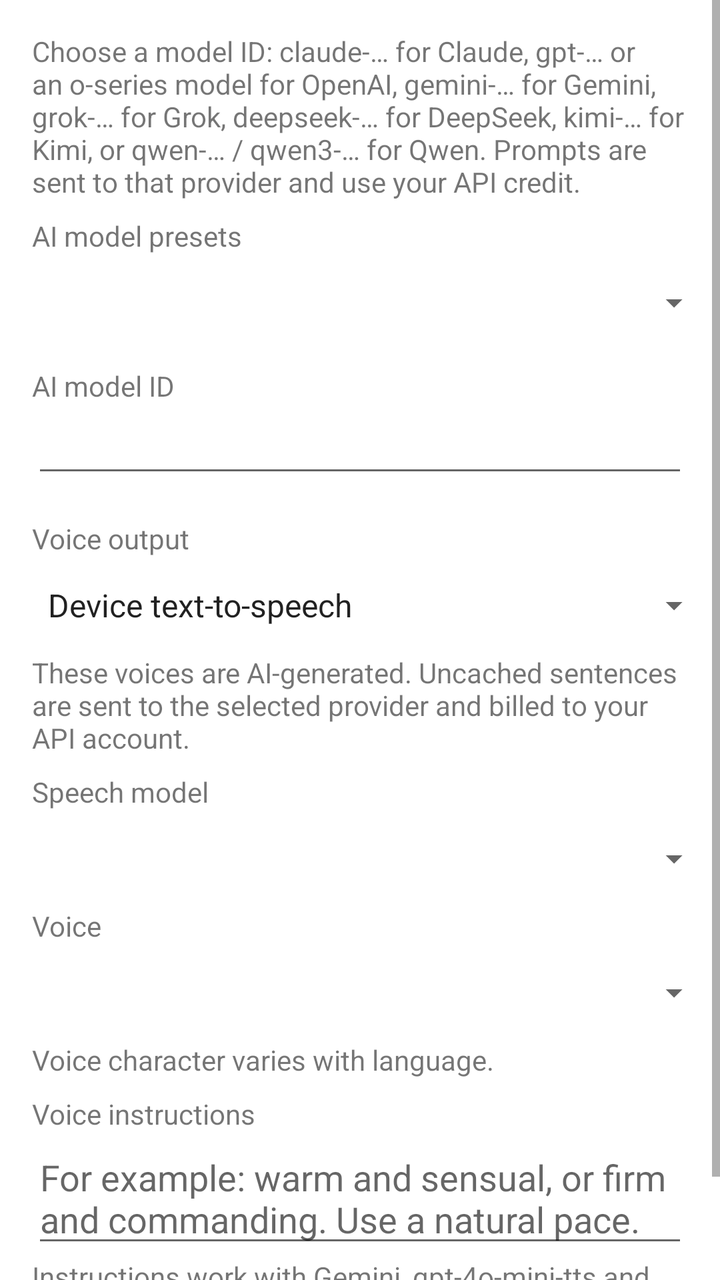
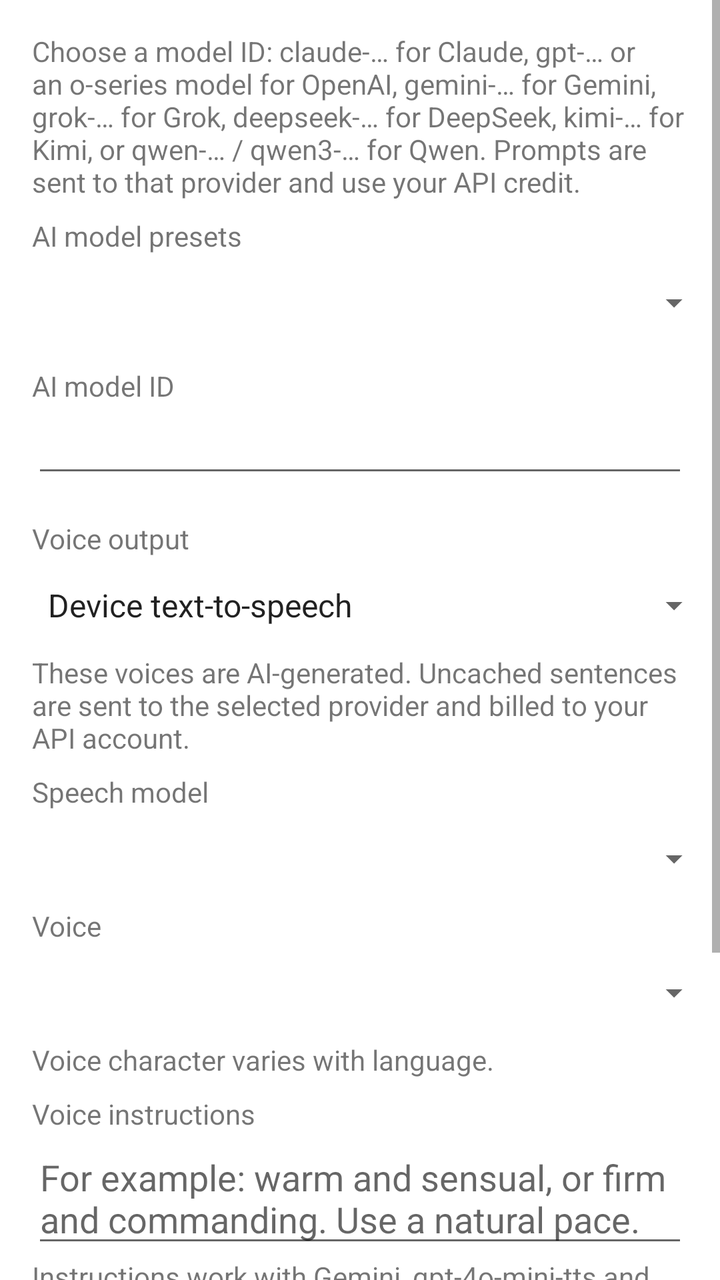

Screens rendered from an Android XML layout before and after an edit, with the pre-edit source and the edit as a unified diff.
<!-- AndroidManifest.xml: application theme Theme.MyMeditation -->
<!-- res/layout/dialog_ai_settings.xml -->
<?xml version="1.0" encoding="utf-8"?>
<ScrollView xmlns:android="http://schemas.android.com/apk/res/android"
    android:layout_width="match_parent"
    android:layout_height="wrap_content">
<LinearLayout
    android:layout_width="match_parent"
    android:layout_height="wrap_content"
    android:orientation="vertical"
    android:padding="@dimen/activity_horizontal_margin">

    <TextView
        android:layout_width="match_parent"
        android:layout_height="wrap_content"
        android:text="@string/ai_settings_description" />

    <TextView
        android:layout_width="match_parent"
        android:layout_height="wrap_content"
        android:layout_marginTop="@dimen/activity_heading_margin"
        android:labelFor="@id/spinnerAiModelPreset"
        android:text="@string/ai_model_presets_label" />
    <Spinner
                style="@style/Widget.MyMeditation.CompactSpinner"
        android:id="@+id/spinnerAiModelPreset"
        android:layout_width="match_parent"
        android:layout_height="48dp" />

    <TextView
        android:layout_width="match_parent"
        android:layout_height="wrap_content"
        android:layout_marginTop="@dimen/activity_heading_margin"
        android:labelFor="@id/editTextAiModel"
        android:text="@string/ai_model_hint" />

    <EditText
        android:id="@+id/editTextAiModel"
        android:layout_width="match_parent"
        android:layout_height="wrap_content"
        android:importantForAutofill="no"
        android:inputType="textNoSuggestions"
        android:singleLine="true" />

    <TextView
        android:layout_width="match_parent"
        android:layout_height="wrap_content"
        android:layout_marginTop="@dimen/activity_vertical_margin"
        android:labelFor="@id/spinnerSpeechBackend"
        android:text="@string/speech_output_label" />
    <Spinner
                style="@style/Widget.MyMeditation.CompactSpinner"
        android:id="@+id/spinnerSpeechBackend"
        android:layout_width="match_parent"
        android:layout_height="48dp"
        android:entries="@array/speech_backend_options" />
    <LinearLayout
        android:id="@+id/openAiSpeechSettings"
        android:layout_width="match_parent"
        android:layout_height="wrap_content"
        android:orientation="vertical">
        <TextView
            android:layout_width="match_parent"
            android:layout_height="wrap_content"
            android:text="@string/speech_notice" />
        <TextView
            android:layout_width="match_parent"
            android:layout_height="wrap_content"
            android:layout_marginTop="@dimen/activity_heading_margin"
            android:labelFor="@id/spinnerSpeechModel"
            android:text="@string/speech_model_label" />
        <Spinner
                style="@style/Widget.MyMeditation.CompactSpinner"
            android:id="@+id/spinnerSpeechModel"
            android:layout_width="match_parent"
            android:layout_height="48dp" />
        <TextView
            android:layout_width="match_parent"
            android:layout_height="wrap_content"
            android:labelFor="@id/spinnerSpeechVoice"
            android:text="@string/speech_voice_label" />
        <Spinner
                style="@style/Widget.MyMeditation.CompactSpinner"
            android:id="@+id/spinnerSpeechVoice"
            android:layout_width="match_parent"
            android:layout_height="48dp" />
        <LinearLayout
            android:id="@+id/elevenVoiceButtons"
            android:layout_width="match_parent"
            android:layout_height="wrap_content"
            android:orientation="horizontal"
            android:visibility="gone">
            <Button
                android:id="@+id/buttonAddVoice"
                android:layout_width="0dp"
                android:layout_height="wrap_content"
                android:layout_weight="1"
                android:layout_marginEnd="@dimen/activity_heading_margin"
                android:paddingStart="8dp"
                android:paddingEnd="8dp"
                android:singleLine="true"
                android:textAllCaps="false"
                android:text="@string/button_add_voice" />
            <Button
                android:id="@+id/buttonEditVoice"
                android:layout_width="0dp"
                android:layout_height="wrap_content"
                android:layout_weight="1"
                android:paddingStart="8dp"
                android:paddingEnd="8dp"
                android:singleLine="true"
                android:textAllCaps="false"
                android:text="@string/button_edit_voice" />
        </LinearLayout>
        <TextView
            android:layout_width="match_parent"
            android:layout_height="wrap_content"
            android:text="@string/speech_voice_hint" />
        <TextView
            android:layout_width="match_parent"
            android:layout_height="wrap_content"
            android:layout_marginTop="@dimen/activity_heading_margin"
            android:labelFor="@id/editTextSpeechStyle"
            android:text="@string/speech_style_label" />
        <EditText
            android:id="@+id/editTextSpeechStyle"
            android:layout_width="match_parent"
            android:layout_height="wrap_content"
            android:hint="@string/speech_style_hint"
            android:inputType="textMultiLine|textCapSentences"
            android:importantForAutofill="no"
            android:minLines="2"
            android:gravity="top" />
        <TextView
            android:layout_width="match_parent"
            android:layout_height="wrap_content"
            android:text="@string/speech_style_note" />
    </LinearLayout>
</LinearLayout>
</ScrollView>
<!-- resources referenced by this layout -->
<resources>
  <string-array name="speech_backend_options">
          <item>Device text-to-speech</item>
          <item>OpenAI speech</item>
          <item>Gemini speech</item>
          <item>Qwen TTS (international)</item>
          <item>ElevenLabs speech</item>
      </string-array>
  <dimen name="activity_heading_margin">8dp</dimen>
  <dimen name="activity_horizontal_margin">16dp</dimen>
  <dimen name="activity_vertical_margin">16dp</dimen>
  <string name="ai_model_hint">AI model ID</string>
  <string name="ai_model_presets_label">AI model presets</string>
  <string name="ai_settings_description">Choose a model ID: claude-… for Claude, gpt-… or an o-series model for OpenAI, gemini-… for Gemini, grok-… for Grok, deepseek-… for DeepSeek, kimi-… for Kimi, or qwen-… / qwen3-… for Qwen. Prompts are sent to that provider and use your API credit.</string>
  <string name="button_add_voice">Add voice</string>
  <string name="button_edit_voice">Edit</string>
  <string name="speech_model_label">Speech model</string>
  <string name="speech_notice">These voices are AI-generated. Uncached sentences are sent to the selected provider and billed to your API account.</string>
  <string name="speech_output_label">Voice output</string>
  <string name="speech_style_hint">For example: warm and sensual, or firm and commanding. Use a natural pace.</string>
  <string name="speech_style_label">Voice instructions</string>
  <string name="speech_style_note">Instructions work with Gemini, gpt-4o-mini-tts and Qwen instruct. ElevenLabs, standard Qwen and tts-1 models ignore them.</string>
  <string name="speech_voice_hint">Voice character varies with language.</string>
  <string name="speech_voice_label">Voice</string>
  <style name="Widget.MyMeditation.CompactSpinner" parent="Widget.AppCompat.Spinner">
          <item name="android:background">@drawable/compact_spinner_background</item>
          <item name="android:paddingStart">0dp</item>
          <item name="android:paddingEnd">16dp</item>
          <item name="android:paddingTop">0dp</item>
          <item name="android:paddingBottom">0dp</item>
      </style>
  <style name="Theme.MyMeditation" parent="Theme.MaterialComponents.DayNight.DarkActionBar">
          
          <item name="colorPrimary">@color/purple_500</item>
          <item name="colorPrimaryVariant">@color/purple_700</item>
          <item name="colorOnPrimary">@color/white</item>
          
          <item name="colorSecondary">@color/teal_200</item>
          <item name="colorSecondaryVariant">@color/teal_700</item>
          <item name="colorOnSecondary">@color/black</item>
          
          <item name="android:statusBarColor">?attr/colorPrimaryVariant</item>
          
      </style>
  <!-- drawable compact_spinner_background (drawable) -->
  <layer-list xmlns:android="http://schemas.android.com/apk/res/android">
      <item android:drawable="?attr/selectableItemBackground" />
      <item android:drawable="@drawable/compact_spinner_arrow"
          android:width="10dp" android:height="10dp"
          android:gravity="end|center_vertical" android:end="2dp" />
  </layer-list>
  <color name="purple_500">#FF6200EE</color>
  <color name="purple_700">#FF3700B3</color>
  <color name="white">#FFFFFFFF</color>
  <color name="teal_200">#FF03DAC5</color>
  <color name="teal_700">#FF018786</color>
  <color name="black">#FF000000</color>
  <!-- drawable compact_spinner_arrow (drawable) -->
  <vector xmlns:android="http://schemas.android.com/apk/res/android"
      android:width="10dp" android:height="10dp"
      android:viewportWidth="12" android:viewportHeight="12">
      <path android:fillColor="?attr/colorControlNormal" android:pathData="M1,4 L6,9 L11,4 Z" />
  </vector>
</resources>

<!-- the commit's change to res/layout/dialog_ai_settings.xml (unified diff, before → after) -->
@@ -134,5 +134,22 @@
             android:layout_height="wrap_content"
             android:text="@string/speech_style_note" />
     </LinearLayout>
+    <TextView
+        android:layout_width="match_parent"
+        android:layout_height="wrap_content"
+        android:layout_marginTop="16dp"
+        android:text="@string/settings_file_description" />
+    <Button
+        android:id="@+id/buttonExportSettings"
+        android:layout_width="match_parent"
+        android:layout_height="wrap_content"
+        android:text="@string/export_settings"
+        android:textAllCaps="false" />
+    <Button
+        android:id="@+id/buttonImportSettings"
+        android:layout_width="match_parent"
+        android:layout_height="wrap_content"
+        android:text="@string/import_settings"
+        android:textAllCaps="false" />
 </LinearLayout>
 </ScrollView>
<!-- resource entries referenced after the edit -->
@@ -15,6 +15,9 @@
   <string name="ai_settings_description">Choose a model ID: claude-… for Claude, gpt-… or an o-series model for OpenAI, gemini-… for Gemini, grok-… for Grok, deepseek-… for DeepSeek, kimi-… for Kimi, or qwen-… / qwen3-… for Qwen. Prompts are sent to that provider and use your API credit.</string>
   <string name="button_add_voice">Add voice</string>
   <string name="button_edit_voice">Edit</string>
+  <string name="export_settings">Save settings to file</string>
+  <string name="import_settings">Restore settings from file</string>
+  <string name="settings_file_description">Export includes the current settings, prompts, prompt templates and saved voices. It does not include saved meditations, audio or API keys.</string>
   <string name="speech_model_label">Speech model</string>
   <string name="speech_notice">These voices are AI-generated. Uncached sentences are sent to the selected provider and billed to your API account.</string>
   <string name="speech_output_label">Voice output</string>
